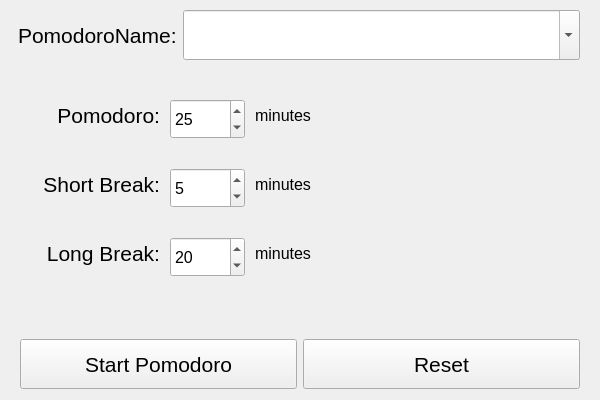
This is ui/TimerWindow.ui in mayuso/Qomodoro as Qt 5 draws it before an edit. The edited form follows.
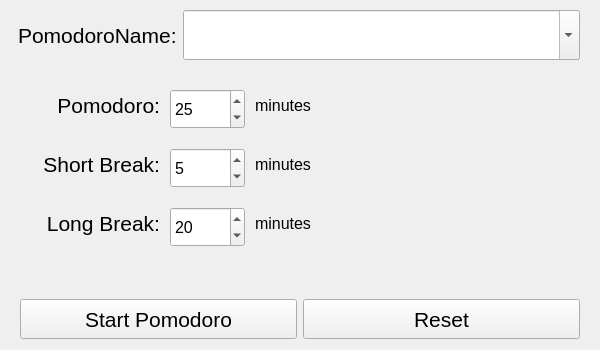
This is the edited form. Custom widgets are drawn as their Qt base class.

```diff
--- a/ui/TimerWindow.ui
+++ b/ui/TimerWindow.ui
@@ -7,9 +7,15 @@
     <x>0</x>
     <y>0</y>
     <width>600</width>
-    <height>400</height>
+    <height>350</height>
    </rect>
   </property>
+  <property name="minimumSize">
+   <size>
+    <width>500</width>
+    <height>350</height>
+   </size>
+  </property>
   <property name="windowTitle">
    <string>Form</string>
   </property>
@@ -589,7 +595,7 @@
         <property name="minimumSize">
          <size>
           <width>0</width>
-          <height>50</height>
+          <height>40</height>
          </size>
         </property>
         <property name="font">
@@ -607,7 +613,7 @@
         <property name="minimumSize">
          <size>
           <width>0</width>
-          <height>50</height>
+          <height>40</height>
          </size>
         </property>
         <property name="font">
```
Left out of the diff: 3 changed lines with no effect on the pictures.
